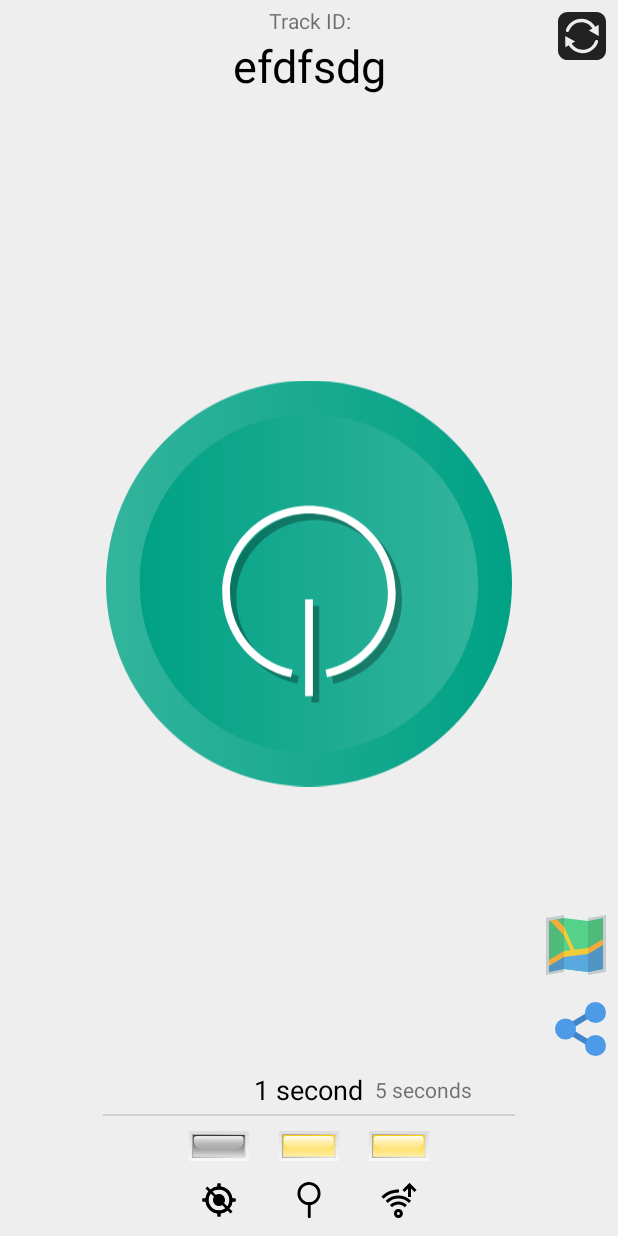
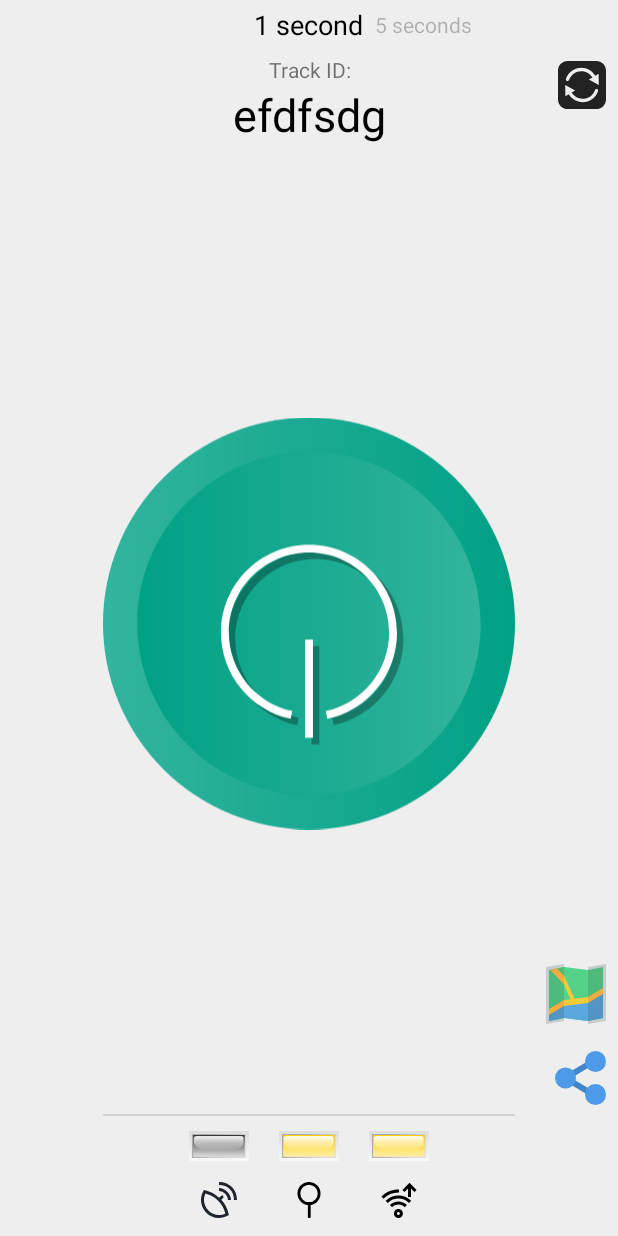
Before and after one commit to s4ysolutions/way-today-android, an Android app: the screen it shows after launch (MainActivity), on a phone screen of 412 x 824 dp. Run offline under Robolectric (Android 15) with nearby library versions, the phone set to English and light mode, and no system bars; our stand-ins replace ButterKnife, Dagger/Hilt's generated code, RxJava; 3 statements that could not run were skipped.

Commit message:
Move frequency to top and change GPS icon

```diff
--- /dev/null
+++ b/app/src/main/res/drawable/ic_gps.xml
@@ -0,0 +1,9 @@
+<vector xmlns:android="http://schemas.android.com/apk/res/android"
+    android:width="24dp"
+    android:height="24dp"
+    android:viewportWidth="24"
+    android:viewportHeight="24">
+    <path
+        android:fillColor="#1E232D"
+        android:pathData="M12,4v2c3,0 6,3 6,6h2C20,8 16,4 12,4zM12,0v2c6,0 10,4 10,10h2C24,5 19,0 12,0zM13.5,11.9l1.2,-1.2c0.4,-0.4 0.4,-1 0,-1.4c-0.4,-0.4 -1,-0.4 -1.4,0l-1.2,1.2C9.5,8.1 6.3,6.3 2.7,5.5L2,5.4L1.6,6C0.6,7.8 0,9.9 0,12c0,6.6 5.4,12 12,12c2.1,0 4.2,-0.6 6,-1.6l0.6,-0.4l-0.2,-0.7C17.7,17.7 15.9,14.5 13.5,11.9zM12,22C6.5,22 2,17.5 2,12c0,-1.5 0.3,-3 1,-4.3C9.5,9.4 14.6,14.5 16.3,21C15,21.7 13.5,22 12,22z" />
+</vector>
--- a/app/src/main/res/drawable/ic_gps_off.xml
+++ /dev/null
@@ -1,10 +0,0 @@
-<vector xmlns:android="http://schemas.android.com/apk/res/android"
-    android:width="24dp"
-    android:height="24dp"
-    android:viewportWidth="48"
-    android:viewportHeight="48">
-    <path
-        android:fillAlpha="1"
-        android:fillColor="#000"
-        android:pathData="M41.88,22c-0.92,-8.34 -7.54,-14.96 -15.88,-15.88v-4.12h-4v4.12c-2.26,0.25 -4.38,0.93 -6.31,1.94l3,3c1.64,-0.68 3.43,-1.06 5.31,-1.06 7.73,0 14,6.27 14,14 0,1.88 -0.38,3.67 -1.05,5.31l3,3c1.01,-1.93 1.68,-4.05 1.93,-6.31h4.12v-4h-4.12zM6,8.55l4.07,4.07c-2.14,2.62 -3.56,5.84 -3.95,9.38h-4.12v4h4.12c0.92,8.34 7.54,14.96 15.88,15.88v4.12h4v-4.12c3.54,-0.39 6.76,-1.82 9.38,-3.96l4.07,4.08 2.55,-2.54 -33.45,-33.46 -2.55,2.55zM32.53,35.08c-2.36,1.82 -5.31,2.92 -8.53,2.92 -7.73,0 -14,-6.27 -14,-14 0,-3.22 1.1,-6.17 2.92,-8.53l19.61,19.61z" />
-</vector>
--- a/app/src/main/res/drawable/ic_gps_ok.xml
+++ /dev/null
@@ -1,10 +0,0 @@
-<vector xmlns:android="http://schemas.android.com/apk/res/android"
-    android:width="24dp"
-    android:height="24dp"
-    android:viewportWidth="48"
-    android:viewportHeight="48">
-    <path
-        android:fillAlpha="1"
-        android:fillColor="#000"
-        android:pathData="M24,16c-4.42,0 -8,3.58 -8,8s3.58,8 8,8 8,-3.58 8,-8 -3.58,-8 -8,-8zM41.88,22c-0.92,-8.34 -7.54,-14.96 -15.88,-15.88v-4.12h-4v4.12c-8.34,0.92 -14.96,7.54 -15.88,15.88h-4.12v4h4.12c0.92,8.34 7.54,14.96 15.88,15.88v4.12h4v-4.12c8.34,-0.92 14.96,-7.54 15.88,-15.88h4.12v-4h-4.12zM24,38c-7.73,0 -14,-6.27 -14,-14s6.27,-14 14,-14 14,6.27 14,14 -6.27,14 -14,14z" />
-</vector>
--- a/app/src/main/res/layout/activity_main.xml
+++ b/app/src/main/res/layout/activity_main.xml
@@ -7,120 +7,6 @@
     android:background="#eee"
     android:orientation="vertical"
     tools:context=".MainActivity">
-
-    <LinearLayout
-        android:layout_width="match_parent"
-        android:layout_height="0dp"
-        android:layout_weight="1"
-        android:orientation="horizontal">
-
-        <FrameLayout
-            android:layout_width="0dp"
-            android:layout_height="match_parent"
-            android:layout_weight="1">
-
-        </FrameLayout>
-
-        <LinearLayout
-            android:layout_width="0dp"
-            android:layout_height="match_parent"
-            android:layout_weight="4"
-            android:gravity="center_horizontal"
-            android:orientation="vertical">
-
-            <LinearLayout
-                android:layout_width="match_parent"
-                android:layout_height="wrap_content"
-                android:layout_marginTop="4dp"
-                android:layout_marginBottom="4dp"
-                android:gravity="center_horizontal"
-                android:orientation="vertical">
-
-                <TextView
-                    android:id="@+id/textView3"
-                    android:layout_width="match_parent"
-                    android:layout_height="wrap_content"
-                    android:gravity="center_horizontal"
-                    android:singleLine="true"
-                    android:text="@string/trackid"
-                    android:textSize="14sp" />
-
-                <TextView
-                    android:id="@+id/textID"
-                    android:layout_width="match_parent"
-                    android:layout_height="wrap_content"
-                    android:gravity="center_horizontal"
-                    android:text="efdfsdg"
-                    android:textColor="@android:color/black"
-                    android:textSize="30sp" />
-            </LinearLayout>
-
-            <FrameLayout
-                android:layout_width="match_parent"
-                android:layout_height="0dp"
-                android:layout_weight="1">
-
-                <ImageView
-                    android:id="@+id/switch_off"
-                    android:layout_width="match_parent"
-                    android:layout_height="match_parent"
-                    android:layout_margin="2dp"
-                    app:srcCompat="@drawable/ic_switch_off" />
-
-                <ImageView
-                    android:id="@+id/switch_on"
-                    android:layout_width="match_parent"
-                    android:layout_height="match_parent"
-                    android:layout_margin="2dp"
-                    app:srcCompat="@drawable/ic_switch_on" />
-
-            </FrameLayout>
-
-            <View
-                android:id="@+id/divider4"
-                android:layout_width="match_parent"
-                android:layout_height="1dp"
-                android:background="?android:attr/listDivider"
-                android:visibility="gone" />
-
-        </LinearLayout>
-
-
-        <FrameLayout
-            android:layout_width="0dp"
-            android:layout_height="match_parent"
-            android:layout_weight="1">
-
-            <ImageView
-                android:id="@+id/imageView8"
-                android:layout_width="48dp"
-                android:layout_height="48dp"
-                android:layout_gravity="right|top"
-                android:padding="8dp"
-                android:scaleType="fitStart"
-                app:srcCompat="@drawable/ic_refresh" />
-
-            <ImageView
-                android:id="@+id/imageView4"
-                android:layout_width="48dp"
-                android:layout_height="48dp"
-                android:layout_gravity="bottom|right"
-                android:layout_marginRight="4dp"
-                android:layout_marginBottom="56dp"
-                android:alpha="0.8"
-                app:srcCompat="@drawable/ic_map" />
-
-            <ImageView
-                android:id="@+id/imageView"
-                android:layout_width="48dp"
-                android:layout_height="48dp"
-                android:layout_gravity="bottom|right"
-                android:layout_marginTop="8dp"
-                app:srcCompat="@drawable/ic_share" />
-
-        </FrameLayout>
-
-    </LinearLayout>
 
     <LinearLayout
         android:id="@+id/gesture_controller"
@@ -171,7 +57,7 @@
             android:layout_width="0dp"
             android:layout_height="match_parent"
             android:layout_weight="1"
-            android:alpha="0.75"
+            android:alpha="0.5"
             android:gravity="center_vertical"
             android:orientation="horizontal">
 
@@ -215,6 +101,7 @@
             android:layout_width="0dp"
             android:layout_height="match_parent"
             android:layout_weight="1"
+            android:alpha="0.5"
             android:gravity="center_vertical"
             android:orientation="horizontal">
 
@@ -271,6 +158,119 @@
                 android:singleLine="true"
                 android:textSize="14sp" />
         </LinearLayout>
+    </LinearLayout>
+
+    <LinearLayout
+        android:layout_width="match_parent"
+        android:layout_height="0dp"
+        android:layout_weight="1"
+        android:orientation="horizontal">
+
+        <FrameLayout
+            android:layout_width="0dp"
+            android:layout_height="match_parent"
+            android:layout_weight="1">
+
+        </FrameLayout>
+
+        <LinearLayout
+            android:layout_width="0dp"
+            android:layout_height="match_parent"
+            android:layout_weight="4"
+            android:gravity="center_horizontal"
+            android:orientation="vertical">
+
+            <LinearLayout
+                android:layout_width="match_parent"
+                android:layout_height="wrap_content"
+                android:layout_marginTop="4dp"
+                android:layout_marginBottom="4dp"
+                android:gravity="center_horizontal"
+                android:orientation="vertical">
+
+                <TextView
+                    android:id="@+id/textView3"
+                    android:layout_width="match_parent"
+                    android:layout_height="wrap_content"
+                    android:gravity="center_horizontal"
+                    android:singleLine="true"
+                    android:text="@string/trackid"
+                    android:textSize="14sp" />
+
+                <TextView
+                    android:id="@+id/textID"
+                    android:layout_width="match_parent"
+                    android:layout_height="wrap_content"
+                    android:gravity="center_horizontal"
+                    android:text="efdfsdg"
+                    android:textColor="@android:color/black"
+                    android:textSize="30sp" />
+            </LinearLayout>
+
+            <FrameLayout
+                android:layout_width="match_parent"
+                android:layout_height="0dp"
+                android:layout_weight="1"
+                android:paddingBottom="12dp">
+
+                <ImageView
+                    android:id="@+id/switch_off"
+                    android:layout_width="match_parent"
+                    android:layout_height="match_parent"
+                    app:srcCompat="@drawable/ic_switch_off" />
+
+                <ImageView
+                    android:id="@+id/switch_on"
+                    android:layout_width="match_parent"
+                    android:layout_height="match_parent"
+                    app:srcCompat="@drawable/ic_switch_on" />
+
+            </FrameLayout>
+
+            <View
+                android:id="@+id/divider4"
+                android:layout_width="match_parent"
+                android:layout_height="1dp"
+                android:background="?android:attr/listDivider"
+                android:visibility="gone" />
+
+        </LinearLayout>
+
+
+        <FrameLayout
+            android:layout_width="0dp"
+            android:layout_height="match_parent"
+            android:layout_weight="1">
+
+            <ImageView
+                android:id="@+id/imageView8"
+                android:layout_width="48dp"
+                android:layout_height="48dp"
+                android:layout_gravity="right|top"
+                android:padding="8dp"
+                android:scaleType="fitStart"
+                app:srcCompat="@drawable/ic_refresh" />
+
+            <ImageView
+                android:id="@+id/imageView4"
+                android:layout_width="48dp"
+                android:layout_height="48dp"
+                android:layout_gravity="bottom|right"
+                android:layout_marginRight="4dp"
+                android:layout_marginBottom="56dp"
+                android:alpha="0.8"
+                app:srcCompat="@drawable/ic_map" />
+
+            <ImageView
+                android:id="@+id/imageView"
+                android:layout_width="48dp"
+                android:layout_height="48dp"
+                android:layout_gravity="bottom|right"
+                android:layout_marginTop="8dp"
+                app:srcCompat="@drawable/ic_share" />
+
+        </FrameLayout>
+
     </LinearLayout>
 
     <LinearLayout
@@ -388,19 +388,11 @@
                     android:layout_weight="2">
 
                     <ImageView
-                        android:id="@+id/status_gps_ok"
-                        android:layout_width="match_parent"
-                        android:layout_height="wrap_content"
-                        android:layout_gravity="center_vertical"
-                        android:contentDescription="@string/status_tracking"
-                        app:srcCompat="@drawable/ic_gps_ok" />
-
-                    <ImageView
                         android:id="@+id/status_gps_off"
                         android:layout_width="match_parent"
                         android:layout_height="wrap_content"
                         android:layout_gravity="center_vertical"
-                        app:srcCompat="@drawable/ic_gps_off" />
+                        app:srcCompat="@drawable/ic_gps" />
                 </FrameLayout>
 
                 <Space
```
